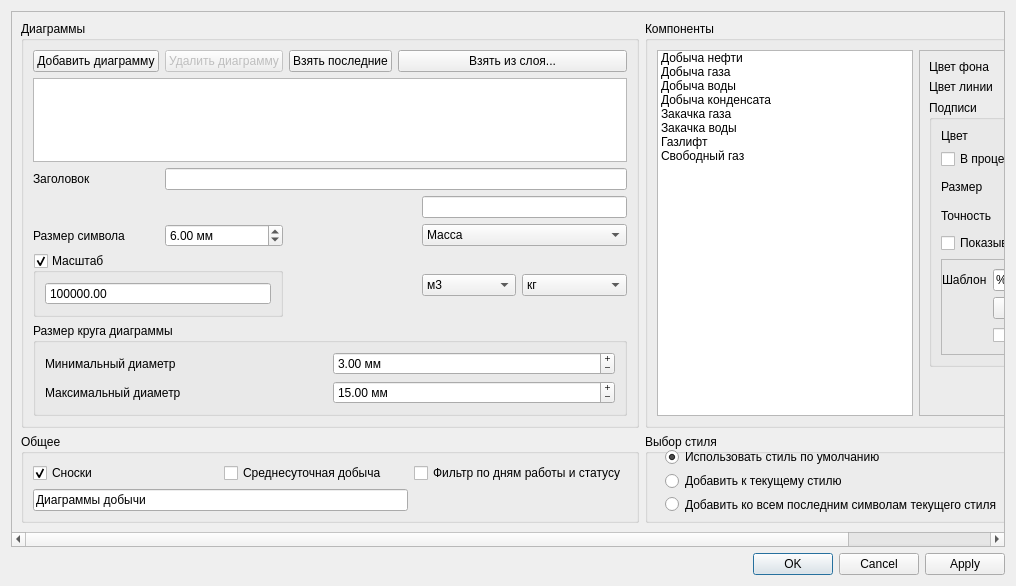
Old version of the form qgis_pds_prodsetup_base.ui in the repository vvkond/QGIS.
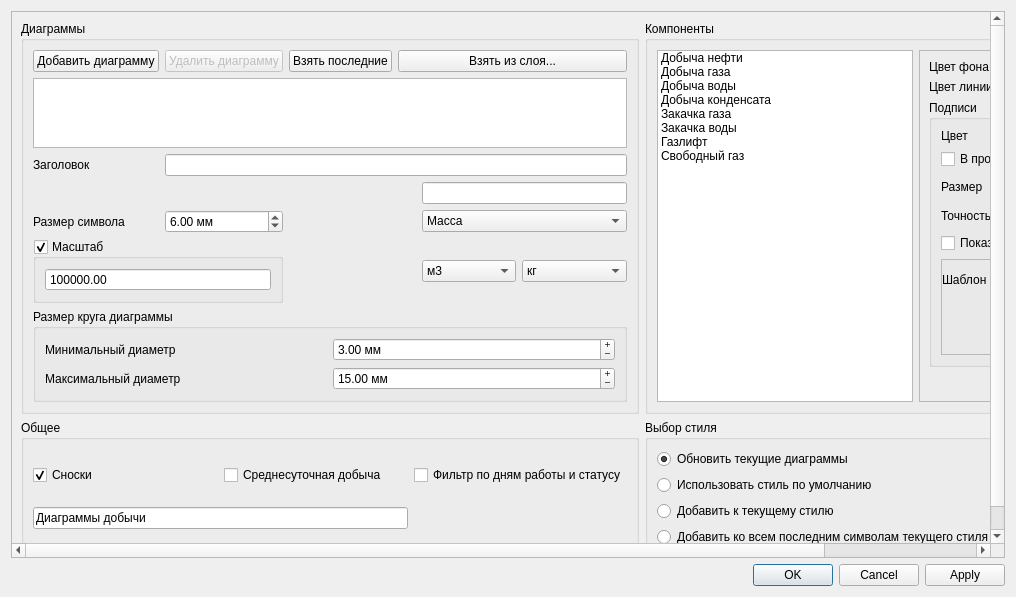
New version of the form.

Commit message: #Feature #QgisPDSProdSetup Добавил возможность обновления текущих настроек диаграмм

Diff of the .ui file:
```diff
--- a/qgis_pds_prodsetup_base.ui
+++ b/qgis_pds_prodsetup_base.ui
@@ -7,7 +7,7 @@
     <x>0</x>
     <y>0</y>
     <width>1016</width>
-    <height>586</height>
+    <height>597</height>
    </rect>
   </property>
   <property name="windowTitle">
@@ -27,7 +27,7 @@
      </property>
     </widget>
    </item>
-   <item row="0" column="0" rowspan="3" colspan="2">
+   <item row="0" column="0" rowspan="2" colspan="2">
     <widget class="QScrollArea" name="scrollArea">
      <property name="widgetResizable">
       <bool>true</bool>
@@ -38,7 +38,7 @@
         <x>0</x>
         <y>0</y>
         <width>1080</width>
-        <height>520</height>
+        <height>531</height>
        </rect>
       </property>
       <layout class="QGridLayout" name="gridLayout_5">
@@ -105,23 +105,26 @@
          <property name="checked">
           <bool>false</bool>
          </property>
-         <widget class="QWidget" name="verticalLayoutWidget">
-          <property name="geometry">
-           <rect>
-            <x>20</x>
-            <y>14</y>
-            <width>471</width>
-            <height>65</height>
-           </rect>
-          </property>
+         <layout class="QVBoxLayout" name="verticalLayout_2">
+          <item>
           <layout class="QVBoxLayout" name="verticalLayout">
+            <item>
+             <widget class="QRadioButton" name="isUpdateExistDiagram">
+              <property name="text">
+               <string>Обновить текущие диаграммы</string>
+              </property>
+              <property name="checked">
+               <bool>true</bool>
+              </property>
+             </widget>
+            </item>
            <item>
             <widget class="QRadioButton" name="isUseDefaultStyle">
              <property name="text">
               <string>Использовать стиль по умолчанию</string>
              </property>
              <property name="checked">
-              <bool>true</bool>
+               <bool>false</bool>
              </property>
             </widget>
            </item>
@@ -143,7 +146,8 @@
             </widget>
            </item>
           </layout>
-         </widget>
+          </item>
+         </layout>
         </widget>
        </item>
        <item row="0" column="1">
```
Left out of the diff: 69 changed lines with no effect on the pictures. Lines whose indentation alone changed are shown as unchanged. The commit also changes 1 other file.
